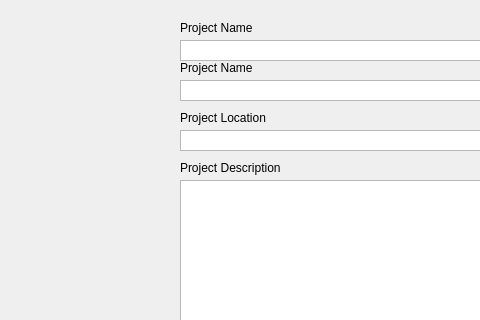
maurygrin/Software-Project-Team9, file delete.ui: the form before one commit; both pictures show x 0 to 480 and y 0 to 320 of the 774 by 525 pixel window.
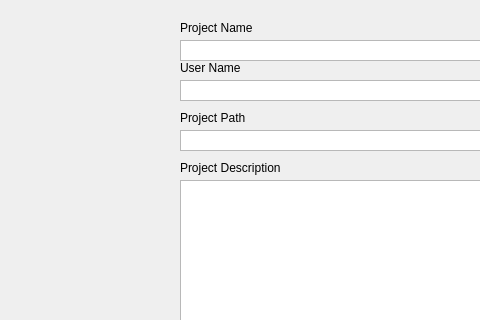
The form after the commit.

Patch:
```diff
--- a/delete.ui
+++ b/delete.ui
@@ -77,7 +77,7 @@
      </rect>
     </property>
     <property name="text">
-     <string>Project Name</string>
+     <string>User Name </string>
     </property>
    </widget>
    <widget class="QLabel" name="label_3">
@@ -90,7 +90,7 @@
      </rect>
     </property>
     <property name="text">
-     <string>Project Location</string>
+     <string>Project Path</string>
     </property>
    </widget>
    <widget class="QLabel" name="label_4">
```
Left out of the diff: 9 changed lines with no effect on the pictures.
